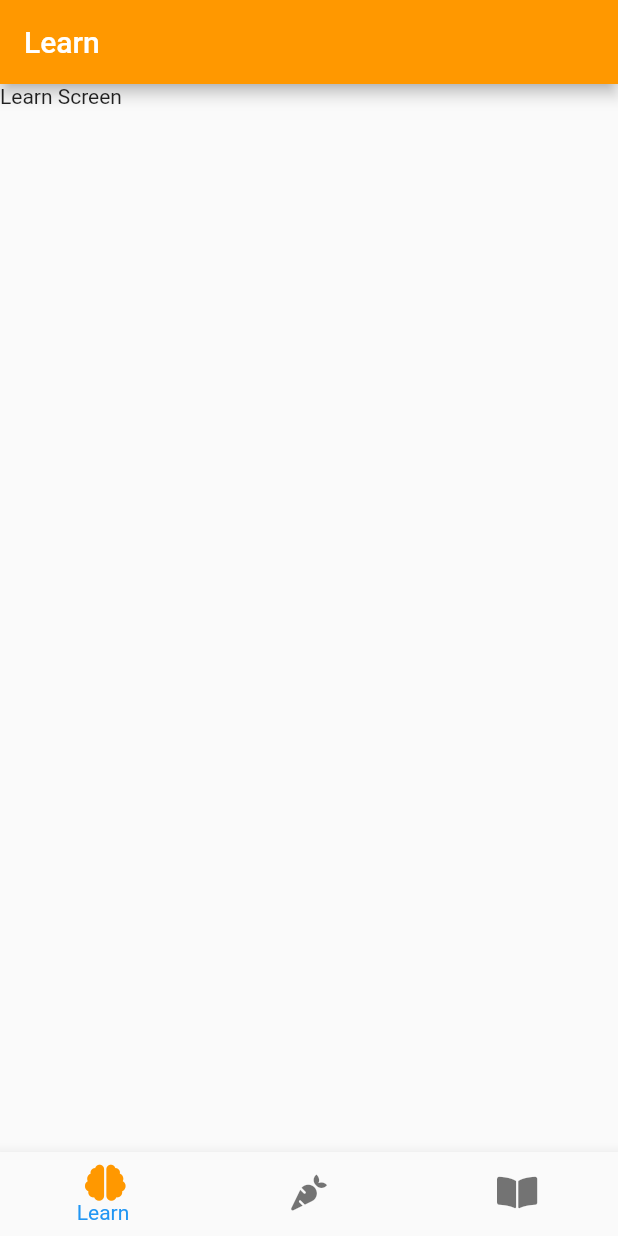
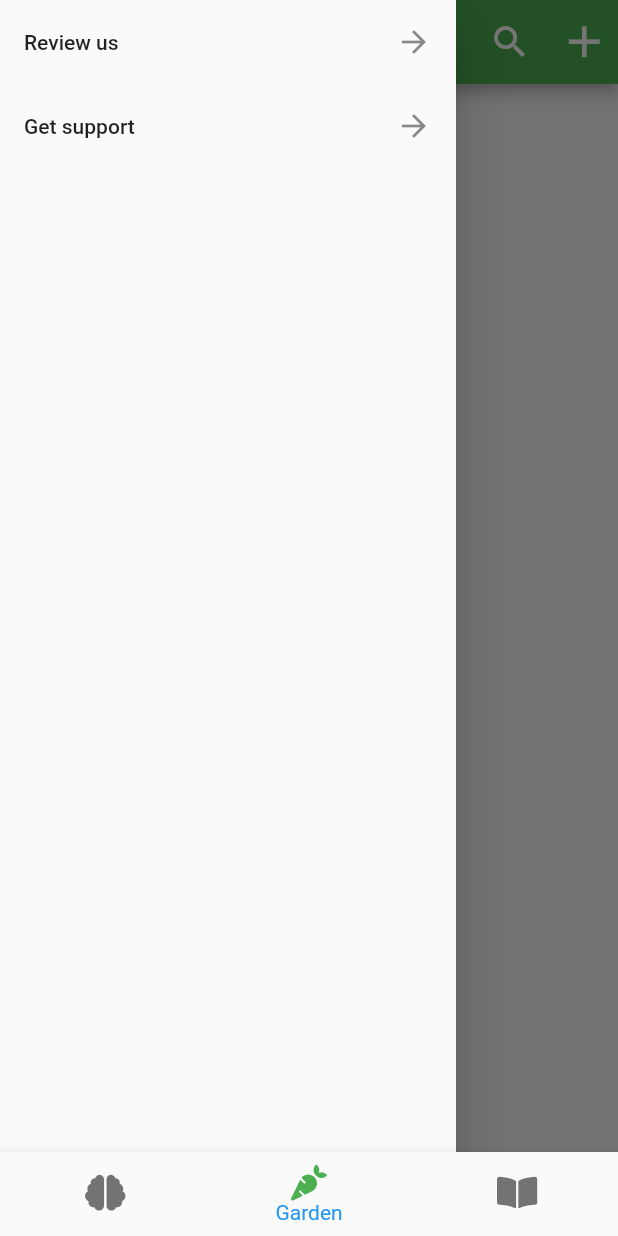
Before and after one commit to ben-xD/BackyardHack, a Flutter app: the screen it shows after launch, with the side drawer open (before the commit the screen has no drawer), on a phone screen of 412 x 824 dp. Run offline on Flutter 3.47's test engine with Material 2 defaults, Android fonts, the phone set to English and light mode, and no system bars; our stand-ins replace font_awesome_flutter.

Commit message:
Added navbar button and hamburger menu

```diff
--- a/Garde/lib/ui/screens/garden.dart
+++ b/Garde/lib/ui/screens/garden.dart
@@ -1,3 +1,4 @@
+import 'package:Garde/ui/widgets/hamburger.dart';
 import 'package:flutter/material.dart';
 
 class GardenScreen extends StatefulWidget {
@@ -5,15 +6,37 @@ class GardenScreen extends StatefulWidget {
   State<StatefulWidget> createState() => _GardenScreenState();
 }
 
+void addPlantHandler() {}
+
+void searchGardenPlant() {}
+
 class _GardenScreenState extends State<GardenScreen> {
   @override
   Widget build(BuildContext context) {
     return Scaffold(
+      drawer: Hamburger(),
       appBar: AppBar(
         backgroundColor: Colors.green,
         title: Text("Garden"),
+        actions: <Widget>[
+          IconButton(
+            icon: const Icon(Icons.search, size: 28),
+            tooltip: "Search for plants in your garden",
+            onPressed: searchGardenPlant,
+          ),
+          IconButton(
+            icon: const Icon(Icons.add, size: 35),
+            tooltip: "Add a plant",
+            onPressed: addPlantHandler,
+          )
+        ],
       ),
-      body: Text("Garden Screen"),
+      body: Column(
+        children: <Widget>[
+          Text("Weather"),
+          Text("Garden Screen"),
+        ],
+      ),
     );
   }
 }
--- a/Garde/lib/ui/screens/start.dart
+++ b/Garde/lib/ui/screens/start.dart
@@ -25,7 +25,7 @@ const List<BottomTabDestination> allBottomTabDestinations = [
 List<BottomTabDestination> destinations;
 
 class _StartScreenState extends State<StartScreen> {
-  int _currentIndex = 0;
+  int _currentIndex = 1;
 
   @override
   Widget build(BuildContext context) {
--- /dev/null
+++ b/Garde/lib/ui/widgets/hamburger.dart
@@ -0,0 +1,21 @@
+import 'package:flutter/material.dart';
+
+class Hamburger extends StatelessWidget {
+  @override
+  Widget build(BuildContext context) {
+    return Drawer(
+      child: ListView(
+        children: <Widget>[
+          ListTile(
+            title: Text("Review us"),
+            trailing: Icon(Icons.arrow_forward),
+          ),
+          ListTile(
+            title: Text("Get support"),
+            trailing: Icon(Icons.arrow_forward),
+          ),
+        ],
+      ),
+    );
+  }
+}
```
Also changed, not shown: Garde/lib/ui/screens/diary.dart (+18 -0 lines), Garde/lib/ui/screens/learn.dart (+11 -0 lines).
